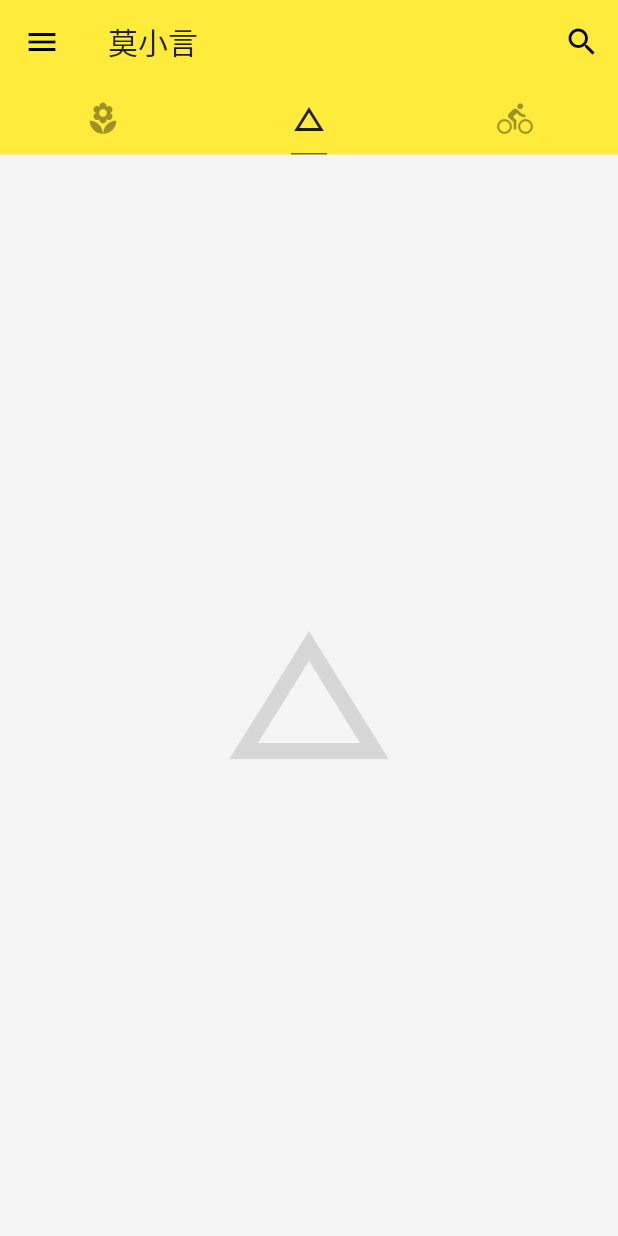
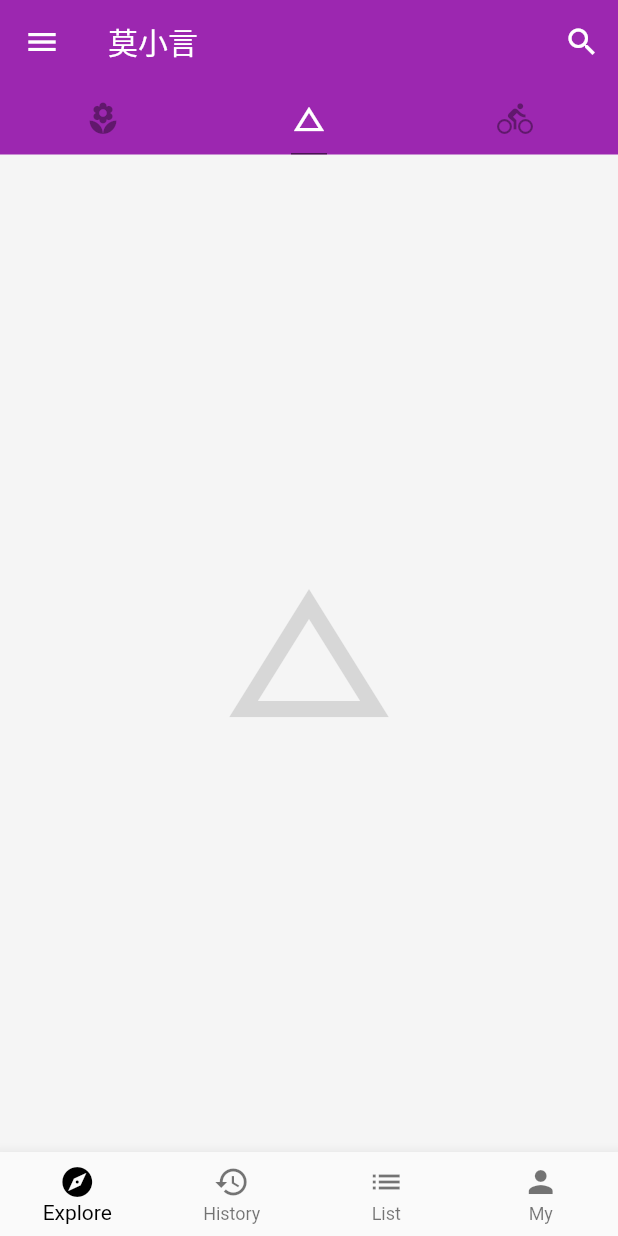
Before and after one commit to lisiyizu/FlutterVideoDemo, a Flutter app: the screen it shows after launch, tab 2 chosen, on a phone screen of 412 x 824 dp. Run offline on Flutter 3.47's test engine with Material 2 defaults, Android fonts, the phone set to English and light mode, and no system bars; network calls fail.

```diff
--- /dev/null
+++ b/video_01/lib/demo/MOBasic.dart
@@ -0,0 +1,8 @@
+import 'package:flutter/material.dart';
+
+class MOBasic extends StatelessWidget {
+  @override
+  Widget build(BuildContext context) {
+    return Icon(Icons.change_history, size: 128.0, color: Colors.black12);
+  }
+}
--- /dev/null
+++ b/video_01/lib/demo/MOBottomNavBar.dart
@@ -0,0 +1,45 @@
+import 'package:flutter/material.dart';
+
+class MOBottomNavBar extends StatefulWidget {
+  @override
+  State<StatefulWidget> createState() {
+    return _MOBottomNavBarState();
+  }
+}
+
+class _MOBottomNavBarState extends State<MOBottomNavBar> {
+  int _currentIndex = 0;
+
+  void _onTapHander(int index) {
+    setState(() {
+      _currentIndex = index;
+    });
+  }
+  @override
+  Widget build(BuildContext context) {
+    return BottomNavigationBar(
+          currentIndex: _currentIndex,
+          onTap: _onTapHander,
+          type: BottomNavigationBarType.fixed,
+          fixedColor: Colors.black, // 选中颜色
+          items: [  // 默认超过4个，不显示了（type改了）
+            BottomNavigationBarItem(
+              icon: Icon(Icons.explore),
+              title: Text('Explore'),
+            ),
+            BottomNavigationBarItem(
+              icon: Icon(Icons.history),
+              title: Text('History'),
+            ),
+            BottomNavigationBarItem(
+              icon: Icon(Icons.list),
+              title: Text('List'),
+            ),
+            BottomNavigationBarItem(
+              icon: Icon(Icons.person),
+              title: Text('My'),
+            ),
+          ],
+        );
+  }
+}
--- a/video_01/lib/demo/Drawer_demo.dart
+++ b/video_01/lib/demo/MODrawer.dart
@@ -1,6 +1,6 @@
 import 'package:flutter/material.dart';
 
-class DrawerDemo extends StatelessWidget {
+class MODrawer extends StatelessWidget {
   @override
   Widget build(BuildContext context) {
     return Container(
--- a/video_01/lib/demo/ListView_demo.dart
+++ b/video_01/lib/demo/MOListView.dart
@@ -1,7 +1,7 @@
 import 'package:flutter/material.dart';
 import '../model/post.dart';
 
-class ListViewDemo extends StatelessWidget {
+class MOListView extends StatelessWidget {
   Widget _listItemBuilder(BuildContext context, int index) {
     return Container(
       color: Colors.white,
--- a/video_01/lib/main.dart
+++ b/video_01/lib/main.dart
@@ -1,6 +1,9 @@
 import 'package:flutter/material.dart';
 // import 'model/post.dart';  // 导入了没有使用的dart 也会报错
-import './demo/Drawer_demo.dart';
+import './demo/MODrawer.dart';
+import './demo/MOListView.dart';
+import './demo/MOBottomNavBar.dart';
+import './demo/MOBasic.dart';
 
 void main() => runApp(App());
 
@@ -11,9 +14,9 @@ class App extends StatelessWidget {
       debugShowCheckedModeBanner: false,  // 隐藏右上角debug标签
       home: Home(),
       theme: ThemeData(
-        primarySwatch: Colors.yellow, // 主题色
+        primarySwatch: Colors.purple, // 主题色
         highlightColor: Color.fromRGBO(255, 255, 255, 0.5), // 高亮颜色
-        splashColor: Colors.red,  // 水波纹颜色
+        splashColor: Colors.white,  // 水波纹颜色
       ),
     );
   }
@@ -58,15 +61,17 @@ class Home extends StatelessWidget {
         ),
         body: TabBarView(
           children: <Widget>[
-            Icon(Icons.local_florist, size: 128.0, color: Colors.black12),
+            MOListView(),
+            MOBasic(),
             Icon(Icons.change_history, size: 128.0, color: Colors.black12),
             Icon(Icons.directions_bike, size: 128.0, color: Colors.black12),
           ],
         ),
         // 左侧抽屉
-        drawer: DrawerDemo(),
+        drawer: MODrawer(),
         // 右侧抽屉
         endDrawer: Text('This is end drawer'),
+        bottomNavigationBar: MOBottomNavBar(),
       ),
     );
   }
```
Also changed, not shown: video_01/lib/demo/Hello_demo.dart (deleted).
